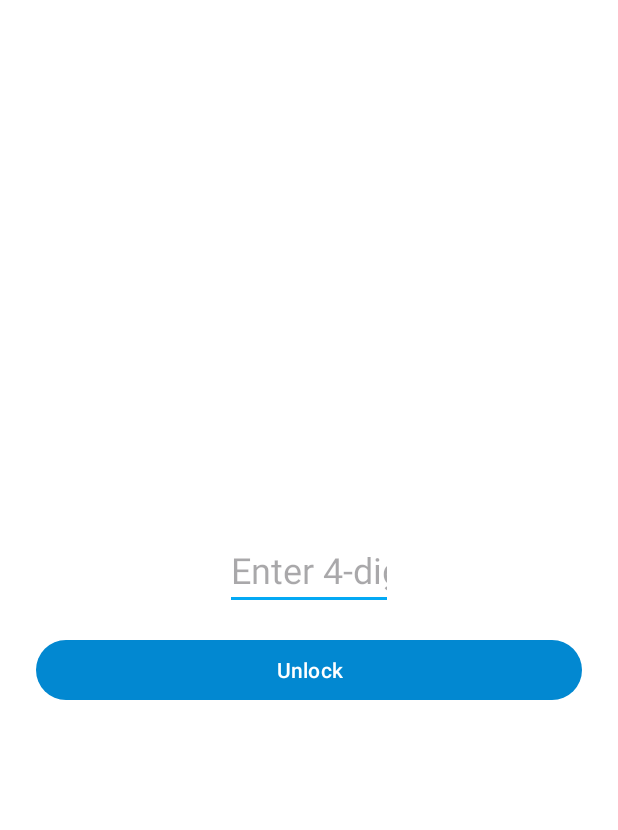
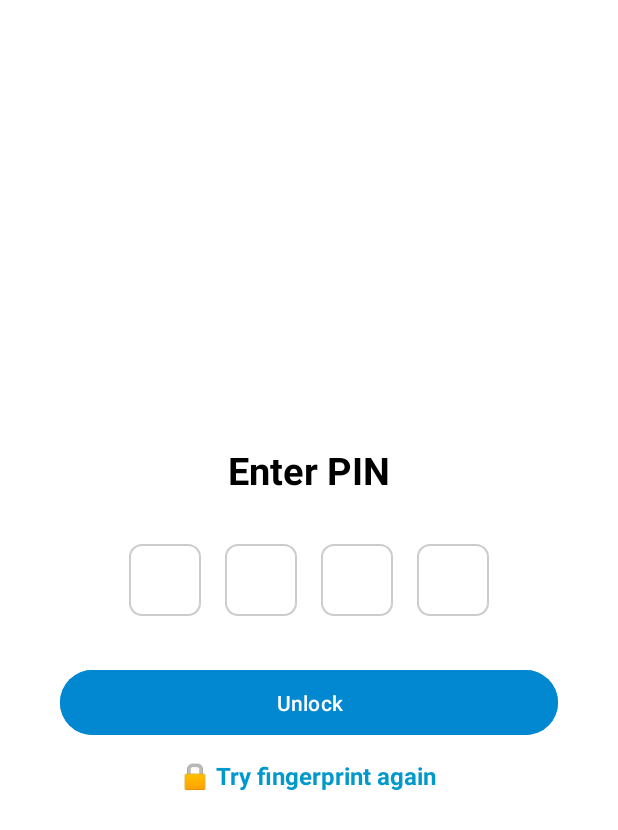
Before and after one commit to chsaad-dev/SaadPay, an Android app: the screen it shows after launch once a user with an empty profile is signed in (MainActivity), after a tap on "Unlock", on a phone screen of 412 x 824 dp. Shown: the top 830 px of the screen. Run offline under Robolectric (Android 15) with nearby library versions, the phone set to English and light mode, and no system bars; our stand-ins replace Firebase (no records; nobody signed in at launch, a user with empty details on screens opened directly), navigation-ui; 3 statements that could not run were skipped.

Commit message:
Completely Remaking Unlock Screen Giving it a unique look of real app unlock screen Feature Offers: 1. Allow Automatic Unlock if Pin is Correct. 2. Allow automatic clear pin if it is incorrect. 3. Allow Fingerprint Button switch if user do not want to enter pin.

```diff
--- a/app/src/main/java/com/example/saadpay/presentation/ui/security/PinLockFragment.kt
+++ b/app/src/main/java/com/example/saadpay/presentation/ui/security/PinLockFragment.kt
@@ -1,9 +1,12 @@
 package com.example.saadpay.presentation.ui.security
 
 import android.os.Bundle
+import android.text.Editable
+import android.text.TextWatcher
 import android.view.LayoutInflater
 import android.view.View
 import android.view.ViewGroup
+import android.widget.EditText
 import android.widget.Toast
 import androidx.biometric.BiometricManager
 import androidx.biometric.BiometricPrompt
@@ -36,17 +39,67 @@ class PinLockFragment : Fragment() {
     override fun onViewCreated(view: View, savedInstanceState: Bundle?) {
         pinPreferenceManager = PinPreferenceManager(requireContext())
 
-        if (pinPreferenceManager.isBiometricEnabled()) {
+        setupPinBoxes()
         setupBiometricAuth()
+
+        binding.retryBiometric.setOnClickListener {
+            biometricPrompt.authenticate(promptInfo)
         }
 
         binding.unlockButton.setOnClickListener {
-            val enteredPin = binding.pinEditText.text.toString()
+            validatePinAndNavigate()
+        }
+    }
+
+    private fun setupPinBoxes() {
+        moveFocus(binding.pin1, binding.pin2)
+        moveFocus(binding.pin2, binding.pin3)
+        moveFocus(binding.pin3, binding.pin4)
+
+        binding.pin4.addTextChangedListener(object : TextWatcher {
+            override fun afterTextChanged(s: Editable?) {
+                if (getEnteredPin().length == 4) {
+                    validatePinAndNavigate()
+                }
+            }
+
+            override fun beforeTextChanged(s: CharSequence?, start: Int, count: Int, after: Int) {}
+            override fun onTextChanged(s: CharSequence?, start: Int, before: Int, count: Int) {}
+        })
+    }
+
+    private fun moveFocus(from: EditText, to: EditText) {
+        from.addTextChangedListener(object : TextWatcher {
+            override fun afterTextChanged(s: Editable?) {
+                if (from.text.length == 1) to.requestFocus()
+            }
+
+            override fun beforeTextChanged(s: CharSequence?, start: Int, count: Int, after: Int) {}
+            override fun onTextChanged(s: CharSequence?, start: Int, before: Int, count: Int) {}
+        })
+    }
+
+    private fun getEnteredPin(): String {
+        return binding.pin1.text.toString() +
+                binding.pin2.text.toString() +
+                binding.pin3.text.toString() +
+                binding.pin4.text.toString()
+    }
+
+    private fun clearPinBoxes() {
+        binding.pin1.text.clear()
+        binding.pin2.text.clear()
+        binding.pin3.text.clear()
+        binding.pin4.text.clear()
+    }
+
+    private fun validatePinAndNavigate() {
+        val enteredPin = getEnteredPin()
         val storedPin = pinPreferenceManager.getPin()
 
         if (storedPin == null) {
             Toast.makeText(requireContext(), "No PIN set. Please set PIN first.", Toast.LENGTH_SHORT).show()
-                return@setOnClickListener
+            return
         }
 
         if (enteredPin == storedPin) {
@@ -54,8 +107,8 @@ class PinLockFragment : Fragment() {
             findNavController().navigate(R.id.action_pinLockFragment_to_dashboardFragment)
         } else {
             Toast.makeText(requireContext(), "Incorrect PIN", Toast.LENGTH_SHORT).show()
-                binding.pinEditText.text.clear()
-            }
+            clearPinBoxes()
+            binding.pin1.requestFocus()
         }
     }
 
@@ -90,6 +143,8 @@ class PinLockFragment : Fragment() {
             == BiometricManager.BIOMETRIC_SUCCESS
         ) {
             biometricPrompt.authenticate(promptInfo)
+        } else {
+            binding.retryBiometric.visibility = View.GONE
         }
     }
 
--- /dev/null
+++ b/app/src/main/res/drawable/bg_pin_box.xml
@@ -0,0 +1,9 @@
+<?xml version="1.0" encoding="utf-8"?>
+<shape xmlns:android="http://schemas.android.com/apk/res/android"
+android:shape="rectangle">
+<solid android:color="@android:color/white" />
+<corners android:radius="8dp" />
+<stroke
+    android:width="1dp"
+    android:color="#CCCCCC" />
+</shape>
--- a/app/src/main/res/layout/fragment_pin_lock.xml
+++ b/app/src/main/res/layout/fragment_pin_lock.xml
@@ -8,21 +8,61 @@
     android:gravity="center"
     android:background="@color/white">
 
-    <EditText
-        android:id="@+id/pinEditText"
+    <TextView
+        android:id="@+id/pinTitle"
         android:layout_width="wrap_content"
         android:layout_height="wrap_content"
-        android:hint="Enter 4-digit PIN"
-        android:inputType="numberPassword"
-        android:maxLength="4"
-        android:textSize="24sp"
-        android:ems="4"
-        android:gravity="center" />
+        android:text="Enter PIN"
+        android:textSize="25sp"
+        android:textColor="@android:color/black"
+        android:textStyle="bold"
+        android:layout_marginBottom="24dp" />
+
+    <LinearLayout
+        android:id="@+id/pinBoxContainer"
+        android:layout_width="wrap_content"
+        android:layout_height="wrap_content"
+        android:orientation="horizontal"
+        android:gravity="center">
+
+        <EditText
+            android:id="@+id/pin1"
+            style="@style/PinBoxStyle" />
+
+        <EditText
+            android:id="@+id/pin2"
+            style="@style/PinBoxStyle" />
+
+        <EditText
+            android:id="@+id/pin3"
+            style="@style/PinBoxStyle" />
+
+        <EditText
+            android:id="@+id/pin4"
+            style="@style/PinBoxStyle" />
+    </LinearLayout>
 
     <Button
         android:id="@+id/unlockButton"
         android:layout_width="match_parent"
         android:layout_height="wrap_content"
         android:text="Unlock"
-        android:layout_marginTop="16dp" />
+        android:textAllCaps="false"
+        android:layout_marginTop="24dp"
+        android:backgroundTint="@color/primaryColor"
+        android:textColor="@android:color/white"
+        android:padding="12dp"
+        android:layout_marginHorizontal="16dp" />
+
+    <TextView
+        android:id="@+id/retryBiometric"
+        android:layout_width="wrap_content"
+        android:layout_height="wrap_content"
+        android:text="🔒 Try fingerprint again"
+        android:textColor="@android:color/holo_blue_dark"
+        android:textSize="16sp"
+        android:textStyle="bold"
+        android:layout_marginTop="12dp"
+        android:clickable="true"
+        android:focusable="true" />
 </LinearLayout>
--- a/app/src/main/res/values/styles.xml
+++ b/app/src/main/res/values/styles.xml
@@ -10,6 +10,15 @@
         <item name="cornerFamily">rounded</item>
         <item name="cornerSize">20dp</item>
     </style>
-
+    <style name="PinBoxStyle">
+        <item name="android:layout_width">48dp</item>
+        <item name="android:layout_height">48dp</item>
+        <item name="android:layout_margin">8dp</item>
+        <item name="android:gravity">center</item>
+        <item name="android:background">@drawable/bg_pin_box</item>
+        <item name="android:inputType">numberPassword</item>
+        <item name="android:maxLength">1</item>
+        <item name="android:textSize">18sp</item>
+    </style>
 
 </resources>
```
Lines whose indentation alone changed are shown as unchanged.
